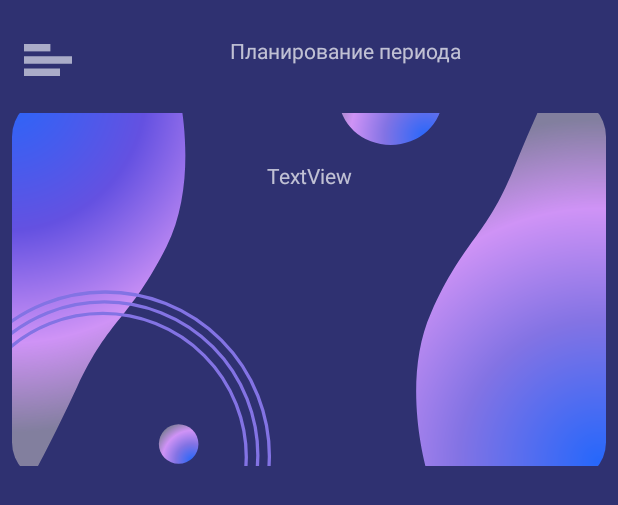
After one commit to MikhailOnegin/Saver, an Android app: the layout layout_plan.xml on its own in the app's theme, with its tools: preview values and no code run, on a phone screen of 412 x 824 dp. The commit adds this screen. Shown: the top 505 px of the screen. Run offline under Robolectric (Android 15) with nearby library versions, the phone set to English and light mode, and no system bars.

Commit message:
База данных готовы и протестированы на вставку
Начат экран "Период"
#93534#

```diff
--- a/app/src/main/java/digital/fact/saver/data/database/classes/ClassesDao.kt
+++ b/app/src/main/java/digital/fact/saver/data/database/classes/ClassesDao.kt
@@ -19,5 +19,5 @@ interface ClassesDao {
     fun deleteAll()
 
     @Query("SELECT * FROM CLASSES")
-    fun getAll(): LiveData<List<Class>>
+    fun getAll(): List<Class>
 }
--- a/app/src/main/java/digital/fact/saver/data/database/operation/OperationsDao.kt
+++ b/app/src/main/java/digital/fact/saver/data/database/operation/OperationsDao.kt
@@ -19,5 +19,5 @@ interface OperationsDao {
     fun deleteAll()
 
     @Query("SELECT * FROM OPERATIONS")
-    fun getAll(): LiveData<List<Operation>>
+    fun getAll(): List<Operation>
 }
--- a/app/src/main/java/digital/fact/saver/data/database/plan/PlansDao.kt
+++ b/app/src/main/java/digital/fact/saver/data/database/plan/PlansDao.kt
@@ -20,5 +20,5 @@ interface PlansDao {
     fun deleteAll()
 
     @Query("SELECT * FROM PLANS")
-    fun getAll(): LiveData<List<Plan>>
+    fun getAll(): List<Plan>
 }
--- a/app/src/main/java/digital/fact/saver/data/database/source/SourcesDao.kt
+++ b/app/src/main/java/digital/fact/saver/data/database/source/SourcesDao.kt
@@ -20,5 +20,5 @@ interface SourcesDao {
     fun deleteAll()
 
     @Query("SELECT * FROM SOURCES")
-    fun getAll(): LiveData<List<Source>>
+    fun getAll(): List<Source>
 }
--- a/app/src/main/java/digital/fact/saver/data/database/templates/TemplatesDao.kt
+++ b/app/src/main/java/digital/fact/saver/data/database/templates/TemplatesDao.kt
@@ -20,5 +20,5 @@ interface TemplatesDao {
     fun deleteAll()
 
     @Query("SELECT * FROM TEMPLATES")
-    fun getAll(): LiveData<List<Template>>
+    fun getAll(): List<Template>
 }
--- a/app/src/main/java/digital/fact/saver/data/repositories/ClassesRepositoryIml.kt
+++ b/app/src/main/java/digital/fact/saver/data/repositories/ClassesRepositoryIml.kt
@@ -25,7 +25,7 @@ class ClassesRepositoryIml(context: Context): ClassesRepository {
         classesDao = db.classesDao()
         CoroutineScope(Dispatchers.IO).launch {
             val classes = classesDao.getAll()
-            this@ClassesRepositoryIml._classes.postValue(classes.value)
+            this@ClassesRepositoryIml._classes.postValue(classes)
         }
     }
 
@@ -60,7 +60,7 @@ class ClassesRepositoryIml(context: Context): ClassesRepository {
     override fun updateAll() {
         CoroutineScope(Dispatchers.IO).launch {
             val classes = classesDao.getAll()
-            this@ClassesRepositoryIml._classes.postValue(classes.value)
+            this@ClassesRepositoryIml._classes.postValue(classes)
         }
     }
 }
--- a/app/src/main/java/digital/fact/saver/data/repositories/SourcesRepositoryImpl.kt
+++ b/app/src/main/java/digital/fact/saver/data/repositories/SourcesRepositoryImpl.kt
@@ -24,7 +24,7 @@ class SourcesRepositoryImpl(context:Context): SourcesRepository {
         sourcesDao = db.sourceDao()
         CoroutineScope(Dispatchers.IO).launch {
             val sources = sourcesDao.getAll()
-            this@SourcesRepositoryImpl._sources.postValue(sources.value)
+            this@SourcesRepositoryImpl._sources.postValue(sources)
         }
     }
     override fun insert(item: Source) {
@@ -58,7 +58,7 @@ class SourcesRepositoryImpl(context:Context): SourcesRepository {
     override fun updateAll() {
         CoroutineScope(Dispatchers.IO).launch {
             val classes = sourcesDao.getAll()
-            this@SourcesRepositoryImpl._sources.postValue(classes.value)
+            this@SourcesRepositoryImpl._sources.postValue(classes)
         }
     }
 }
--- a/app/src/main/java/digital/fact/saver/domain/models/Class.kt
+++ b/app/src/main/java/digital/fact/saver/domain/models/Class.kt
@@ -7,7 +7,7 @@ import androidx.room.PrimaryKey
 @Entity(tableName = "CLASSES")
 data class Class (
     @PrimaryKey(autoGenerate = true)
-    val _id: Int = 0,
+    val _id: Int,
     val category: Int,
     val name: String
 ){
--- a/app/src/main/java/digital/fact/saver/domain/models/Plan.kt
+++ b/app/src/main/java/digital/fact/saver/domain/models/Plan.kt
@@ -6,7 +6,7 @@ import androidx.room.PrimaryKey
 
 @Entity(tableName = "PLANS")
 data class Plan(
-        @PrimaryKey
+        @PrimaryKey(autoGenerate = true)
         val _id: Int,
         val category: Int,
         val sum: Int,
--- a/app/src/main/java/digital/fact/saver/domain/models/Source.kt
+++ b/app/src/main/java/digital/fact/saver/domain/models/Source.kt
@@ -6,7 +6,7 @@ import androidx.room.PrimaryKey
 
 @Entity(tableName = "SOURCES")
 data class Source (
-    @PrimaryKey
+    @PrimaryKey(autoGenerate = true)
     val _id: Int,
     val name: String,
     val category: Int,
--- a/app/src/main/java/digital/fact/saver/domain/models/Template.kt
+++ b/app/src/main/java/digital/fact/saver/domain/models/Template.kt
@@ -6,7 +6,7 @@ import androidx.room.PrimaryKey
 
 @Entity(tableName = "TEMPLATES")
 data class Template (
-    @PrimaryKey
+    @PrimaryKey(autoGenerate = true)
     val _id: Int,
     val category: Int,
     val name: String,
--- a/app/src/main/res/drawable/ic_card.xml
+++ b/app/src/main/res/drawable/ic_card.xml
@@ -1,13 +1,86 @@
 <vector xmlns:android="http://schemas.android.com/apk/res/android"
-    android:width="19dp"
-    android:height="19dp"
-    android:viewportWidth="19"
-    android:viewportHeight="19">
-  <path
-      android:pathData="M9.5,9.5m-9.5,0a9.5,9.5 0,1 1,19 0a9.5,9.5 0,1 1,-19 0"
-      android:fillColor="#22B07D"/>
-  <path
-      android:pathData="M13.8631,8.2344C13.8393,8.2453 13.8134,8.2507 13.7873,8.2501H5.2165C5.1904,8.2507 5.1644,8.2453 5.1406,8.2344C5.1169,8.2236 5.0959,8.2074 5.0792,8.1873C5.0626,8.1671 5.0507,8.1435 5.0445,8.1181C5.0383,8.0927 5.0379,8.0662 5.0434,8.0407C5.1302,7.6579 5.3444,7.316 5.651,7.071C5.9577,6.826 6.3384,6.6925 6.7309,6.6924H12.2694C12.6624,6.6917 13.044,6.8248 13.3514,7.0699C13.6587,7.3149 13.8735,7.6573 13.9603,8.0407C13.9658,8.0662 13.9655,8.0927 13.9593,8.1181C13.9531,8.1435 13.9412,8.1671 13.9245,8.1873C13.9079,8.2074 13.8869,8.2236 13.8631,8.2344ZM5,11.1924V9.8078C5,9.7619 5.0182,9.7179 5.0507,9.6854C5.0831,9.653 5.1272,9.6347 5.1731,9.6347H13.8269C13.8728,9.6347 13.9168,9.653 13.9493,9.6854C13.9818,9.7179 14,9.7619 14,9.8078V11.1924C14,11.6515 13.8177,12.0917 13.4931,12.4163C13.1685,12.7409 12.7283,12.9232 12.2692,12.9232H6.7308C6.2717,12.9232 5.8315,12.7409 5.5069,12.4163C5.1824,12.0917 5,11.6515 5,11.1924Z"
-      android:fillColor="#ffffff"
-      android:fillType="evenOdd"/>
+    xmlns:aapt="http://schemas.android.com/aapt"
+    android:width="360dp"
+    android:height="233dp"
+    android:viewportWidth="360"
+    android:viewportHeight="233">
+  <group>
+    <clip-path
+        android:pathData="M24,0L336,0A24,24 0,0 1,360 24L360,209A24,24 0,0 1,336 233L24,233A24,24 0,0 1,0 209L0,24A24,24 0,0 1,24 0z"/>
+    <path
+        android:pathData="M254,130.5C237.6,166.9 247.167,215.333 254,235L376,242V-13.5H329.5C326.833,-8.667 318,9.5 304,43.5C286.5,86 274.5,85 254,130.5Z">
+      <aapt:attr name="android:fillColor">
+        <gradient
+            android:gradientRadius="207.202"
+            android:centerX="355.689"
+            android:centerY="220.587"
+            android:type="radial">
+          <item android:offset="0" android:color="#FF2667FB"/>
+          <item android:offset="0.411458" android:color="#FF8373E4"/>
+          <item android:offset="0.739583" android:color="#FFCF93F6"/>
+          <item android:offset="1" android:color="#66FFF4E3"/>
+        </gradient>
+      </aapt:attr>
+    </path>
+    <path
+        android:pathData="M198,0a31.5,29 0,1 0,63 0a31.5,29 0,1 0,-63 0z">
+      <aapt:attr name="android:fillColor">
+        <gradient
+            android:gradientRadius="62.3125"
+            android:centerX="251.236"
+            android:centerY="24.1392"
+            android:type="radial">
+          <item android:offset="0" android:color="#FF2667FB"/>
+          <item android:offset="0.411458" android:color="#FF8373E4"/>
+          <item android:offset="0.739583" android:color="#FFCF93F6"/>
+          <item android:offset="1" android:color="#66FFF4E3"/>
+        </gradient>
+      </aapt:attr>
+    </path>
+    <path
+        android:pathData="M101,210m-12,0a12,12 0,1 1,24 0a12,12 0,1 1,-24 0">
+      <aapt:attr name="android:fillColor">
+        <gradient
+            android:gradientRadius="24.6724"
+            android:centerX="109.28"
+            android:centerY="219.989"
+            android:type="radial">
+          <item android:offset="0" android:color="#FF2667FB"/>
+          <item android:offset="0.411458" android:color="#FF8373E4"/>
+          <item android:offset="0.739583" android:color="#FFCF93F6"/>
+          <item android:offset="1" android:color="#66FFF4E3"/>
+        </gradient>
+      </aapt:attr>
+    </path>
+    <path
+        android:pathData="M93.603,90.619C111.688,55.027 104.398,6.199 98.493,-13.766L-23.046,-26.466L-35,228.754L11.449,230.929C14.339,226.226 24.013,208.493 39.588,175.185C59.057,133.55 70.997,135.111 93.603,90.619Z">
+      <aapt:attr name="android:fillColor">
+        <gradient
+            android:gradientRadius="207.202"
+            android:centerX="-3.7588"
+            android:centerY="-4.12669"
+            android:type="radial">
+          <item android:offset="0" android:color="#FF2667FB"/>
+          <item android:offset="0.411458" android:color="#FF6451E1"/>
+          <item android:offset="0.739583" android:color="#FFCF93F6"/>
+          <item android:offset="1" android:color="#66FFF4E3"/>
+        </gradient>
+      </aapt:attr>
+    </path>
+    <path
+        android:pathData="M56.5,217.5m-99.5,0a99.5,99.5 0,1 1,199 0a99.5,99.5 0,1 1,-199 0"
+        android:strokeWidth="2"
+        android:fillColor="#00000000"
+        android:strokeColor="#8373E4"/>
+    <path
+        android:pathData="M56,217m-93,0a93,93 0,1 1,186 0a93,93 0,1 1,-186 0"
+        android:strokeWidth="2"
+        android:fillColor="#00000000"
+        android:strokeColor="#8373E4"/>
+    <path
+        android:pathData="M55,218m-87,0a87,87 0,1 1,174 0a87,87 0,1 1,-174 0"
+        android:strokeWidth="2"
+        android:fillColor="#00000000"
+        android:strokeColor="#8373E4"/>
+  </group>
 </vector>
--- /dev/null
+++ b/app/src/main/res/layout/layout_plan.xml
@@ -0,0 +1,54 @@
+<?xml version="1.0" encoding="utf-8"?>
+<androidx.constraintlayout.widget.ConstraintLayout xmlns:android="http://schemas.android.com/apk/res/android"
+    xmlns:app="http://schemas.android.com/apk/res-auto"
+    xmlns:tools="http://schemas.android.com/tools"
+    android:layout_width="match_parent"
+    android:layout_height="match_parent"
+    android:background="#2F3171">
+
+    <TextView
+        android:id="@+id/textView"
+        android:layout_width="0dp"
+        android:layout_height="wrap_content"
+        android:layout_marginStart="8dp"
+        android:layout_marginEnd="8dp"
+        android:gravity="center_horizontal"
+        android:text="@string/period_planning"
+        app:layout_constraintEnd_toEndOf="parent"
+        app:layout_constraintStart_toEndOf="@+id/imageView"
+        app:layout_constraintTop_toTopOf="@+id/imageView" />
+
+    <ImageView
+        android:id="@+id/imageView"
+        android:layout_width="32dp"
+        android:layout_height="32dp"
+        android:layout_marginStart="16dp"
+        android:layout_marginTop="24dp"
+        app:layout_constraintStart_toStartOf="parent"
+        app:layout_constraintTop_toTopOf="parent"
+        app:srcCompat="@drawable/ic_side_menu" />
+
+    <ImageView
+        android:id="@+id/imageView2"
+        android:layout_width="0dp"
+        android:layout_height="235dp"
+        android:layout_marginStart="8dp"
+        android:layout_marginTop="32dp"
+        android:layout_marginEnd="8dp"
+        android:scaleType="centerCrop"
+        app:layout_constraintEnd_toEndOf="parent"
+        app:layout_constraintHorizontal_bias="0.0"
+        app:layout_constraintStart_toStartOf="parent"
+        app:layout_constraintTop_toBottomOf="@+id/textView"
+        app:srcCompat="@drawable/ic_card" />
+
+    <TextView
+        android:id="@+id/textView2"
+        android:layout_width="wrap_content"
+        android:layout_height="wrap_content"
+        android:layout_marginTop="32dp"
+        android:text="TextView"
+        app:layout_constraintEnd_toEndOf="parent"
+        app:layout_constraintStart_toStartOf="parent"
+        app:layout_constraintTop_toTopOf="@+id/imageView2" />
+</androidx.constraintlayout.widget.ConstraintLayout>
--- a/app/src/main/res/values/strings.xml
+++ b/app/src/main/res/values/strings.xml
@@ -19,4 +19,5 @@
     <string name="add_wallet">Добавить кошелек</string>
     <string name="my_banks">Мои копилки</string>
     <string name="add_bank">Добавить копилку</string>
+    <string name="period_planning">Планирование периода</string>
 </resources>
```
Also changed, not shown: app/build.gradle (+9 -4 lines), app/src/main/java/digital/fact/saver/data/repositories/OperationsRepositoryIml.kt (+4 -4 lines), app/src/main/java/digital/fact/saver/data/repositories/PlansRepositoryIml.kt (+4 -4 lines), app/src/main/java/digital/fact/saver/data/repositories/TemplatesRepositoryImpl.kt (+4 -4 lines), app/src/main/java/digital/fact/saver/presentation/fragments/bank/BanksFragment.kt (+9 -17 lines), app/src/main/res/drawable/ic_menu.xml (added, +15 -0 lines).
